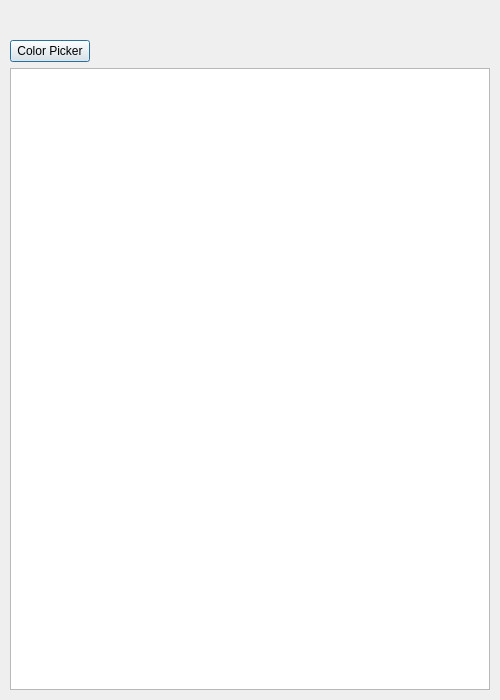
The window that ui/dialogsettings.ui (ignmiz/ATC_Console) describes before a commit, drawn with Qt 5.
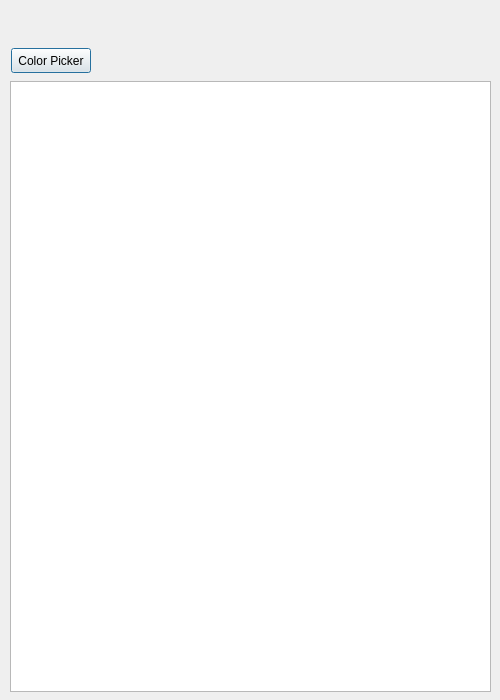
The same window after the commit. Custom widgets are drawn as their Qt base class.

The edit to the form file:
```diff
--- a/ui/dialogsettings.ui
+++ b/ui/dialogsettings.ui
@@ -13,59 +13,38 @@
   <property name="windowTitle">
    <string>Dialog</string>
   </property>
-  <layout class="QVBoxLayout" name="verticalLayout">
-   <property name="leftMargin">
-    <number>10</number>
+  <widget class="ATCSettingsTableView" name="tableView">
+   <property name="geometry">
+    <rect>
+     <x>10</x>
+     <y>81</y>
+     <width>481</width>
+     <height>611</height>
+    </rect>
    </property>
-   <property name="topMargin">
-    <number>10</number>
-   </property>
-   <property name="rightMargin">
-    <number>10</number>
-   </property>
-   <property name="bottomMargin">
-    <number>10</number>
-   </property>
-   <item>
-    <spacer name="verticalSpacer">
-     <property name="orientation">
-      <enum>Qt::Vertical</enum>
-     </property>
-     <property name="sizeType">
-      <enum>QSizePolicy::Fixed</enum>
-     </property>
-     <property name="sizeHint" stdset="0">
-      <size>
-       <width>20</width>
-       <height>30</height>
-      </size>
-     </property>
-    </spacer>
-   </item>
-   <item>
-    <layout class="QHBoxLayout" name="horizontalLayout">
-     <item>
+  </widget>
       <widget class="QPushButton" name="buttonColorPicker">
+   <property name="geometry">
+    <rect>
+     <x>11</x>
+     <y>48</y>
+     <width>80</width>
+     <height>25</height>
+    </rect>
+   </property>
        <property name="text">
         <string>Color Picker</string>
        </property>
       </widget>
-     </item>
-     <item>
-      <spacer name="horizontalSpacer">
-       <property name="orientation">
-        <enum>Qt::Horizontal</enum>
-       </property>
-       <property name="sizeHint" stdset="0">
-        <size>
-         <width>40</width>
-         <height>20</height>
-        </size>
-       </property>
-      </spacer>
-     </item>
-     <item>
       <widget class="QWidget" name="widgetColor" native="true">
+   <property name="geometry">
+    <rect>
+     <x>145</x>
+     <y>48</y>
+     <width>100</width>
+     <height>25</height>
+    </rect>
+   </property>
        <property name="minimumSize">
         <size>
          <width>100</width>
@@ -491,14 +470,14 @@
         <bool>false</bool>
        </property>
       </widget>
-     </item>
-    </layout>
-   </item>
-   <item>
-    <widget class="QTableView" name="tableView"/>
-   </item>
-  </layout>
  </widget>
+ <customwidgets>
+  <customwidget>
+   <class>ATCSettingsTableView</class>
+   <extends>QTableView</extends>
+   <header>atcsettingstableview.h</header>
+  </customwidget>
+ </customwidgets>
  <resources/>
  <connections/>
 </ui>
```
Lines whose indentation alone changed are shown as unchanged.
